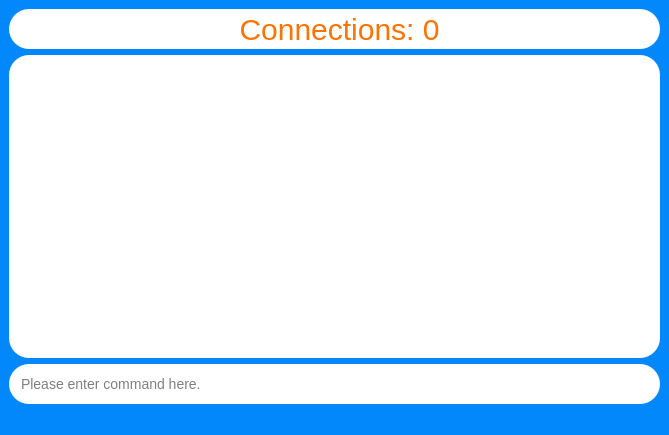
Qt form Server-Side/Ui/server_side.ui (atlas-aerospace-yt/LabManagementSystem) before a commit.
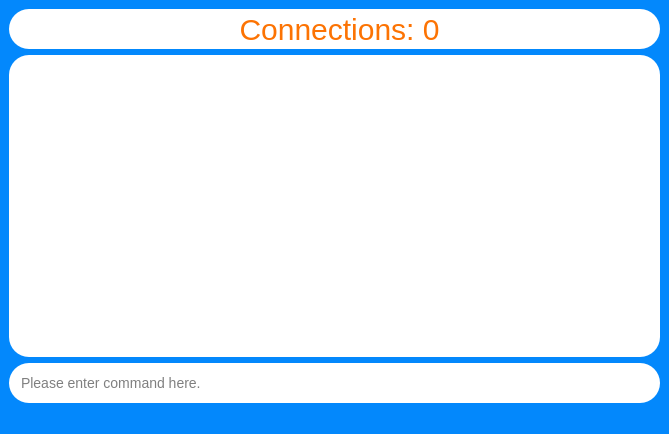
The same form after that commit.

Commit message: Orange scroll bar

What changed in the file:
```diff
--- a/Server-Side/Ui/server_side.ui
+++ b/Server-Side/Ui/server_side.ui
@@ -7,7 +7,7 @@
     <x>0</x>
     <y>0</y>
     <width>669</width>
-    <height>435</height>
+    <height>434</height>
    </rect>
   </property>
   <property name="windowTitle">
@@ -51,6 +51,38 @@
 	background-color: #FFFFFF;
 	color: #fc7303;
 	font-size: 30px;
+}
+
+/* Scroll bar */
+QScrollBar
+{
+	width: 20px;
+	border:none;
+    border-radius: 10px;
+    background: #ffffff;
+}
+QScrollBar::add-page, QScrollBar::sub-page 
+{
+	background-color: #ffffff;
+}
+QScrollBar::add-line, QScrollBar::sub-line 
+{
+	background-color: #ffffff;
+}
+QScrollBar::handle
+{
+	background-color: #fc7303;
+	min-height: 30px;
+	border-radius: 10px;
+	border:none;
+}
+QScrollBar::up-arrow
+{
+	background: none;
+}
+QScrollBar::down-arrow
+{
+	background: none;
 }</string>
   </property>
   <widget class="QWidget" name="centralwidget">
@@ -65,6 +97,13 @@
           <height>150</height>
          </size>
         </property>
+        <property name="html">
+         <string>&lt;!DOCTYPE HTML PUBLIC &quot;-//W3C//DTD HTML 4.0//EN&quot; &quot;http://www.w3.org/TR/REC-html40/strict.dtd&quot;&gt;
+&lt;html&gt;&lt;head&gt;&lt;meta name=&quot;qrichtext&quot; content=&quot;1&quot; /&gt;&lt;style type=&quot;text/css&quot;&gt;
+p, li { white-space: pre-wrap; }
+&lt;/style&gt;&lt;/head&gt;&lt;body style=&quot; font-family:'Roboto'; font-size:14px; font-weight:400; font-style:normal;&quot;&gt;
+&lt;p style=&quot;-qt-paragraph-type:empty; margin-top:0px; margin-bottom:0px; margin-left:0px; margin-right:0px; -qt-block-indent:0; text-indent:0px;&quot;&gt;&lt;br /&gt;&lt;/p&gt;&lt;/body&gt;&lt;/html&gt;</string>
+        </property>
        </widget>
       </item>
       <item row="2" column="0" colspan="2">
```
The commit also changes 1 other file.
